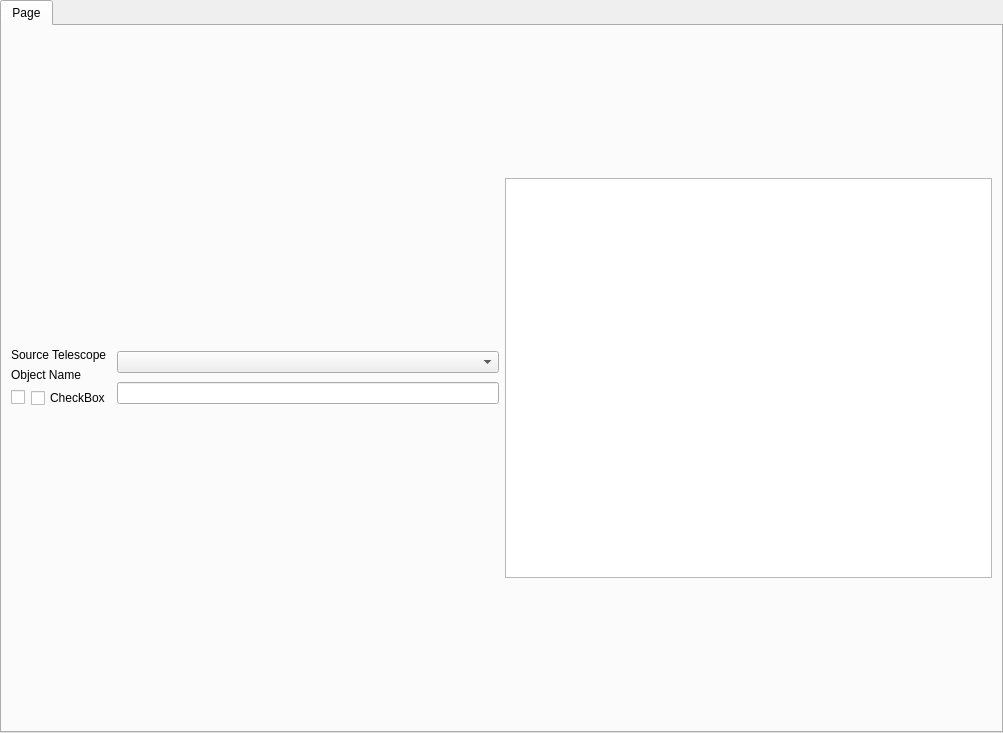
Qt form Assets/front_end.ui (joshthegraphitemechanic/space-image-viewer) before a commit.
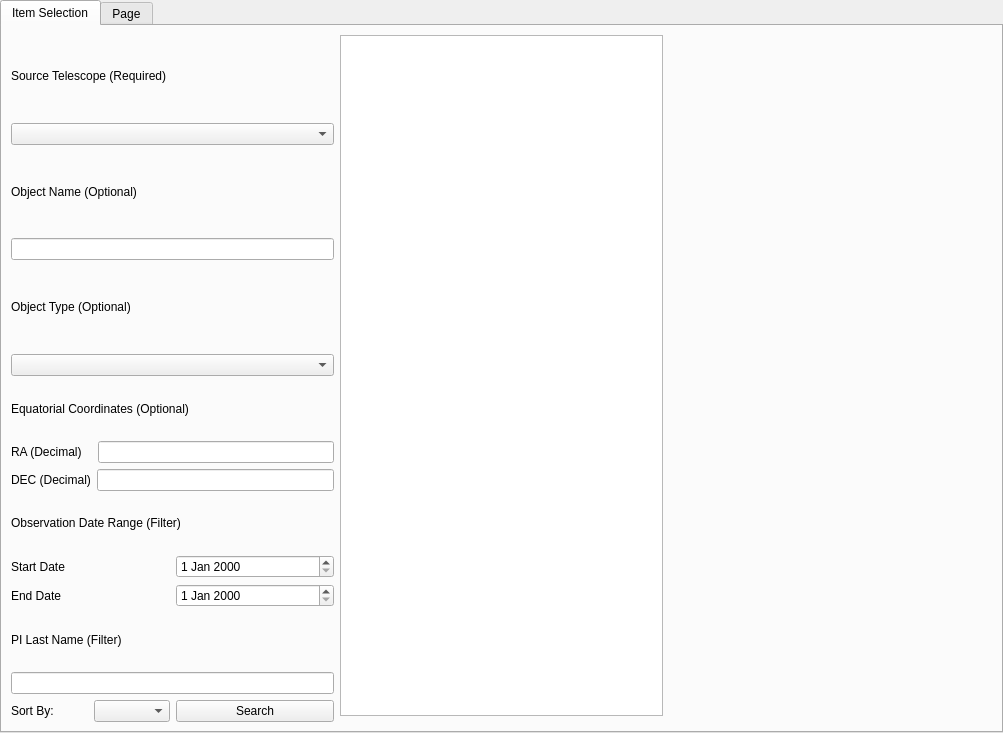
The same form after that commit.

The edit to the form file:
```diff
--- a/Assets/front_end.ui
+++ b/Assets/front_end.ui
@@ -15,78 +15,201 @@
   </property>
   <widget class="QWidget" name="tab">
    <attribute name="title">
-    <string>Page</string>
+    <string>Item Selection</string>
    </attribute>
    <layout class="QGridLayout" name="gridLayout_2">
-    <item row="2" column="0">
-     <layout class="QHBoxLayout" name="horizontalLayout_2"/>
-    </item>
     <item row="0" column="0">
      <layout class="QGridLayout" name="gridLayout">
-      <item row="0" column="1">
+      <item row="0" column="2">
+       <widget class="QListWidget" name="query_display"/>
+      </item>
+      <item row="0" column="1" rowspan="2">
        <layout class="QHBoxLayout" name="horizontalLayout">
         <item>
-         <layout class="QVBoxLayout" name="verticalLayout">
+         <layout class="QVBoxLayout" name="verticalLayout_3">
           <item>
-           <widget class="QLabel" name="label">
-            <property name="text">
-             <string>Source Telescope</string>
-            </property>
-           </widget>
+           <layout class="QVBoxLayout" name="verticalLayout_6">
+            <item>
+             <widget class="QLabel" name="label">
+              <property name="text">
+               <string>Source Telescope (Required)</string>
+              </property>
+             </widget>
+            </item>
+            <item>
+             <widget class="QComboBox" name="source_telescope_selector"/>
+            </item>
+           </layout>
           </item>
           <item>
-           <widget class="QLabel" name="label_2">
-            <property name="text">
-             <string>Object Name</string>
-            </property>
-           </widget>
+           <layout class="QVBoxLayout" name="verticalLayout_7">
+            <item>
+             <widget class="QLabel" name="label_2">
+              <property name="text">
+               <string>Object Name (Optional)</string>
+              </property>
+             </widget>
+            </item>
+            <item>
+             <widget class="QLineEdit" name="object_name_edit"/>
+            </item>
+           </layout>
           </item>
           <item>
-           <layout class="QHBoxLayout" name="horizontalLayout_5">
+           <layout class="QVBoxLayout" name="verticalLayout_8">
             <item>
-             <widget class="QCheckBox" name="checkBox">
+             <widget class="QLabel" name="label_4">
               <property name="text">
-               <string/>
+               <string>Object Type (Optional)</string>
               </property>
              </widget>
             </item>
             <item>
-             <widget class="QCheckBox" name="checkBox_2">
+             <widget class="QComboBox" name="object_type_selector"/>
+            </item>
+           </layout>
+          </item>
+          <item>
+           <layout class="QVBoxLayout" name="verticalLayout_5">
+            <item>
+             <widget class="QLabel" name="label_9">
               <property name="text">
-               <string>CheckBox</string>
+               <string>Equatorial Coordinates (Optional)</string>
               </property>
              </widget>
             </item>
+            <item>
+             <layout class="QHBoxLayout" name="horizontalLayout_4">
+              <item>
+               <widget class="QLabel" name="label_10">
+                <property name="text">
+                 <string>RA (Decimal)   </string>
+                </property>
+               </widget>
+              </item>
+              <item>
+               <widget class="QLineEdit" name="RA_edit"/>
+              </item>
+             </layout>
+            </item>
+            <item>
+             <layout class="QHBoxLayout" name="horizontalLayout_5">
+              <item>
+               <widget class="QLabel" name="label_11">
+                <property name="text">
+                 <string>DEC (Decimal)</string>
+                </property>
+               </widget>
+              </item>
+              <item>
+               <widget class="QLineEdit" name="DEC_edit"/>
+              </item>
+             </layout>
+            </item>
            </layout>
           </item>
-         </layout>
-        </item>
-        <item>
-         <layout class="QVBoxLayout" name="verticalLayout_2">
           <item>
-           <widget class="QComboBox" name="comboBox_3"/>
+           <layout class="QVBoxLayout" name="verticalLayout_4">
+            <item>
+             <widget class="QLabel" name="label_3">
+              <property name="text">
+               <string>Observation Date Range (Filter)</string>
+              </property>
+             </widget>
+            </item>
+            <item>
+             <layout class="QHBoxLayout" name="horizontalLayout_2">
+              <item>
+               <widget class="QLabel" name="label_6">
+                <property name="text">
+                 <string>Start Date</string>
+                </property>
+               </widget>
+              </item>
+              <item>
+               <widget class="QDateEdit" name="start_date_edit"/>
+              </item>
+             </layout>
+            </item>
+            <item>
+             <layout class="QHBoxLayout" name="horizontalLayout_3">
+              <item>
+               <widget class="QLabel" name="label_5">
+                <property name="text">
+                 <string>End Date</string>
+                </property>
+               </widget>
+              </item>
+              <item>
+               <widget class="QDateEdit" name="end_date_edit"/>
+              </item>
+             </layout>
+            </item>
+           </layout>
           </item>
           <item>
-           <widget class="QLineEdit" name="lineEdit"/>
+           <layout class="QVBoxLayout" name="verticalLayout_9">
+            <item>
+             <widget class="QLabel" name="label_7">
+              <property name="text">
+               <string>PI Last Name (Filter)</string>
+              </property>
+             </widget>
+            </item>
+            <item>
+             <widget class="QLineEdit" name="last_name_edit"/>
+            </item>
+            <item>
+             <layout class="QHBoxLayout" name="horizontalLayout_6">
+              <item>
+               <layout class="QHBoxLayout" name="horizontalLayout_7">
+                <item>
+                 <widget class="QLabel" name="label_8">
+                  <property name="text">
+                   <string>Sort By:</string>
+                  </property>
+                 </widget>
+                </item>
+                <item>
+                 <widget class="QComboBox" name="sort_by_selector"/>
+                </item>
+               </layout>
+              </item>
+              <item>
+               <widget class="QPushButton" name="search_button">
+                <property name="text">
+                 <string>Search</string>
+                </property>
+               </widget>
+              </item>
+             </layout>
+            </item>
+           </layout>
           </item>
          </layout>
         </item>
        </layout>
       </item>
+      <item row="0" column="3">
+       <widget class="QStackedWidget" name="stackedWidget">
+        <property name="currentIndex">
+         <number>1</number>
+        </property>
+        <widget class="QWidget" name="page_3"/>
+        <widget class="QWidget" name="page_4"/>
+       </widget>
+      </item>
      </layout>
     </item>
-    <item row="3" column="0">
-     <layout class="QHBoxLayout" name="horizontalLayout_3"/>
-    </item>
-    <item row="0" column="3">
-     <widget class="QListWidget" name="listWidget">
-      <property name="maximumSize">
-       <size>
-        <width>16777215</width>
-        <height>400</height>
-       </size>
-      </property>
-     </widget>
+   </layout>
+  </widget>
+  <widget class="QWidget" name="tab_2">
+   <attribute name="title">
+    <string>Page</string>
+   </attribute>
+   <layout class="QVBoxLayout" name="verticalLayout">
+    <item>
+     <widget class="QGraphicsView" name="graphicsView"/>
     </item>
    </layout>
   </widget>
```
Left out of the diff: 3 changed lines with no effect on the pictures.
